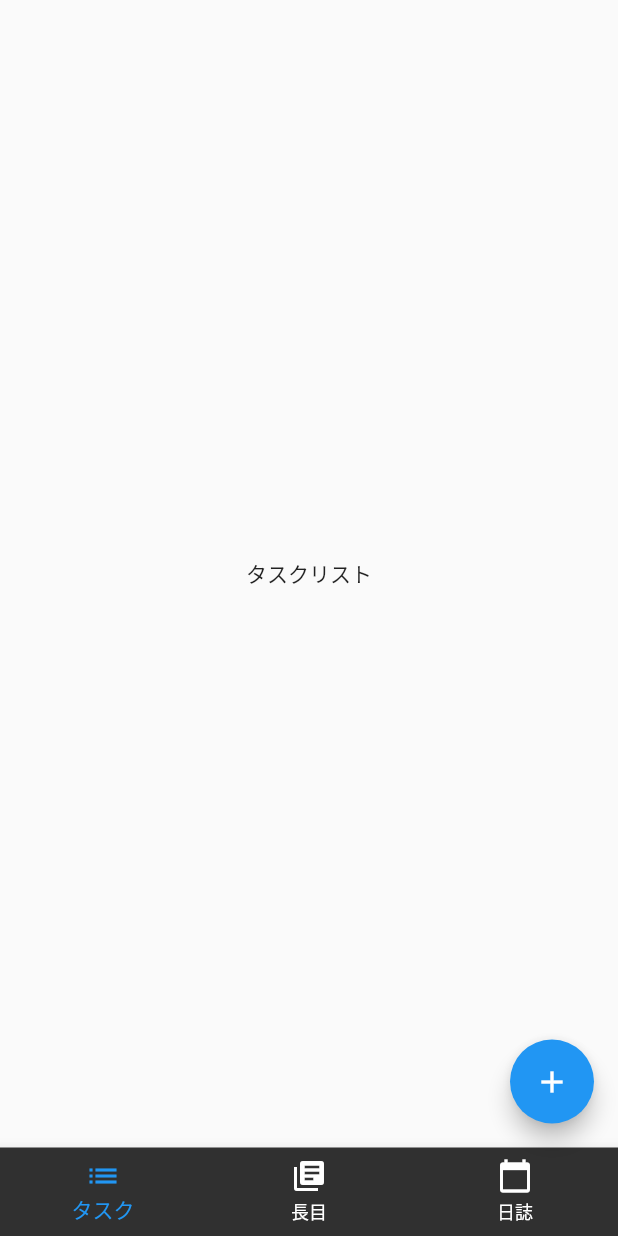
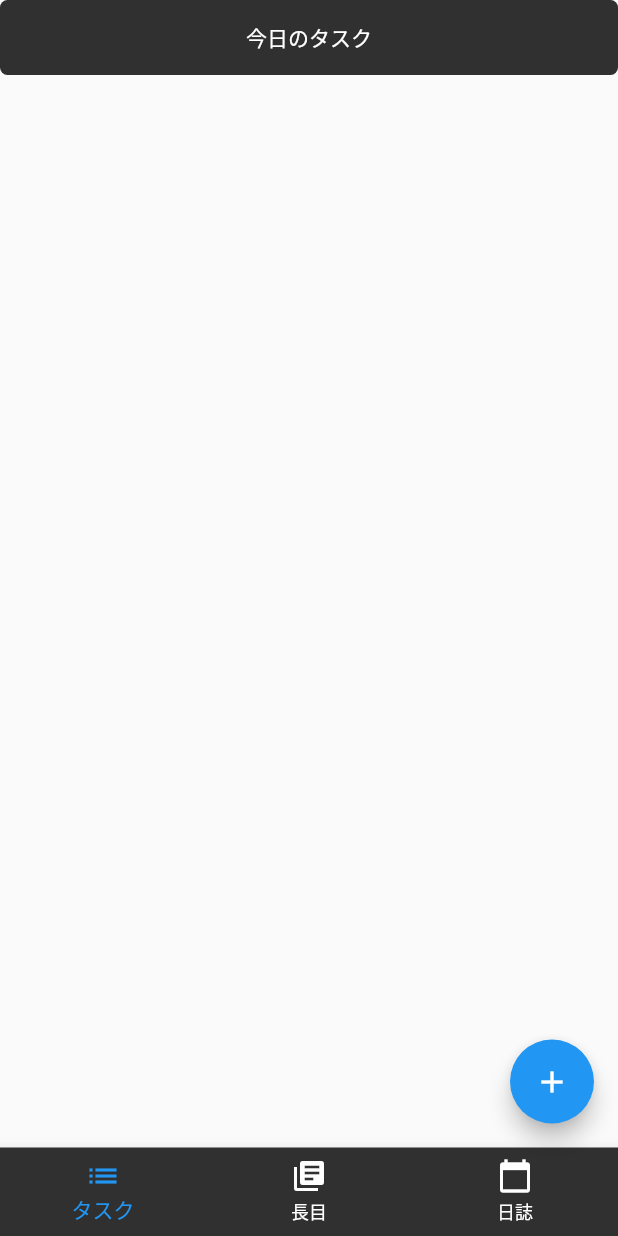
Before and after one commit to yoichiyy/taskapp2, a Flutter app: the screen it shows after launch, on a phone screen of 412 x 824 dp. Run offline on Flutter 3.47's test engine with Material 2 defaults, Android fonts, the phone set to English and light mode, and no system bars.

Commit message:
「今日のタスク」バーを作成

```diff
--- a/lib/pages/task_list.dart
+++ b/lib/pages/task_list.dart
@@ -4,8 +4,20 @@ class TaskList extends StatelessWidget {
   @override
   Widget build(BuildContext context) {
     return Scaffold(
-      body: Center(
-        child: Text("タスクリスト"),
+      body: Container(
+        constraints: BoxConstraints.expand(height: 50),
+        child: Center(
+          child: Text(
+            "今日のタスク",
+            style: TextStyle(
+              color: Colors.white,
+            ),
+          ),
+        ),
+        decoration: BoxDecoration(
+          color: Colors.grey[850],
+          borderRadius: BorderRadius.circular(5),
+        ),
       ),
     );
   }
```
